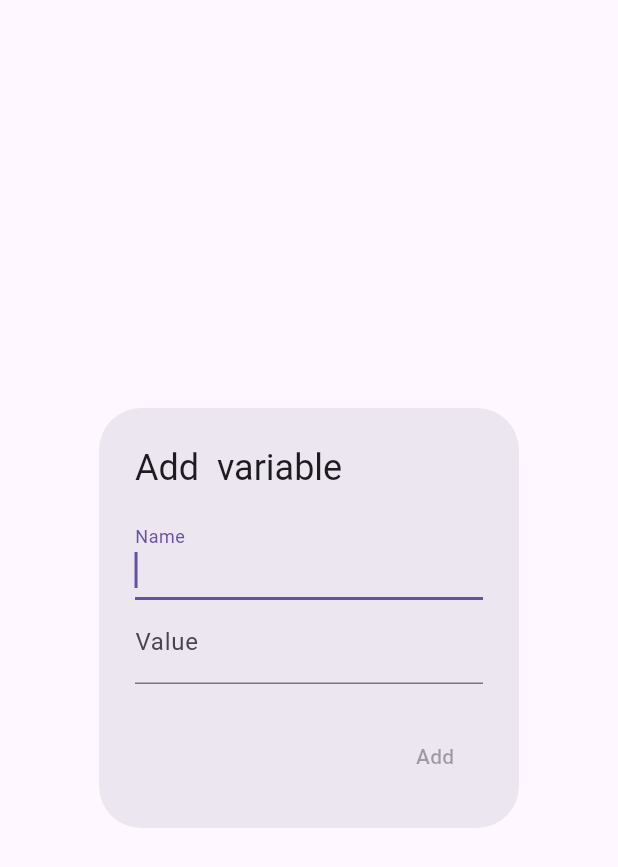
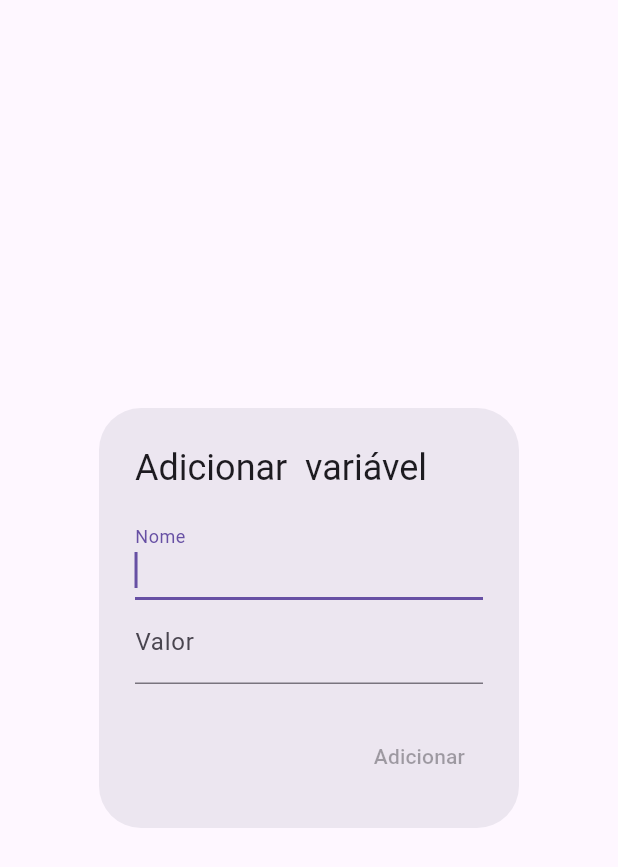
Before and after one commit to EduardoOPR/programing-project, a Flutter app: the AddNumberDialog widget shown alone on an empty page, opened directly, on a phone screen of 412 x 824 dp. Shown: the top 867 px of the screen. Run offline on Flutter 3.47's test engine with Material 3 defaults, Android fonts, the phone set to English and light mode, and no system bars; our stand-ins replace audioplayers, cloud_firestore, email_validator, firebase_auth, firebase_core, font_awesome_flutter and 2 more; missing offline and left inert: flutter_console_widget, zoom_widget; accounts and stored records are empty.

Commit message:
Traduções que estavam faltando foram feitas

```diff
--- a/lib/Views/programming_blocks/lib/base_sections/number/dialogs/add_number_dialog.dart
+++ b/lib/Views/programming_blocks/lib/base_sections/number/dialogs/add_number_dialog.dart
@@ -7,7 +7,7 @@ class AddNumberDialog extends VariableDialog<NumberConfigBlockModel> {
     Key? key,
   }) : super(
             key: key,
-            actionLabel: 'Add',
+            actionLabel: 'Adicionar',
             canvasDialog: false,
             validator: (value) {
               if (double.tryParse(value) == null) {
--- a/lib/Views/programming_blocks/lib/base_sections/number/dialogs/canvas_number_dialog.dart
+++ b/lib/Views/programming_blocks/lib/base_sections/number/dialogs/canvas_number_dialog.dart
@@ -9,10 +9,10 @@ class CanvasNumberDialog extends VariableDialog<double> {
             key: key,
             canvasDialog: true,
             defaultValue: defaultValue,
-            actionLabel: 'Modify',
+            actionLabel: 'Modificar',
             validator: (value) {
               if (double.tryParse(value) == null) {
-                return 'Only numbers allowed';
+                return 'Apenas números são permitidos';
               }
               return null;
             });
--- a/lib/Views/programming_blocks/lib/base_sections/number/dialogs/modify_number_dialog.dart
+++ b/lib/Views/programming_blocks/lib/base_sections/number/dialogs/modify_number_dialog.dart
@@ -8,12 +8,12 @@ class ModifyNumberDialog extends VariableDialog<ConfigurationBlockModel> {
     required this.onRemove,
   }) : super(
           key: key,
-          actionLabel: 'Modify',
+          actionLabel: 'Modificar',
           enableRemove: true,
           canvasDialog: false,
           validator: (value) {
             if (double.tryParse(value) == null) {
-              return 'Only numbers allowed';
+              return 'Apenas números são permitidos';
             }
             return null;
           },
--- a/lib/Views/programming_blocks/lib/base_sections/number/instances/number_instances_section.dart
+++ b/lib/Views/programming_blocks/lib/base_sections/number/instances/number_instances_section.dart
@@ -14,7 +14,7 @@ class NumberInstancesSection extends _NumberInstancesSection {
   }) : super(
           key: key,
           sectionData: CreationSectionData(
-            name: 'Number',
+            name: 'Número',
             color: color,
           ),
         );
--- a/lib/Views/programming_blocks/lib/base_sections/number/numbers_section.dart
+++ b/lib/Views/programming_blocks/lib/base_sections/number/numbers_section.dart
@@ -11,7 +11,7 @@ class NumbersSection extends _NumbersSection {
   }) : super(
           key: key,
           sectionData: CreationSectionData(
-            name: 'Números',
+            name: 'Variáveis',
             color: color ?? Colors.redAccent,
           ),
         );
--- a/lib/Views/programming_blocks/lib/example_sections/string/dialogs/add_string_dialog.dart
+++ b/lib/Views/programming_blocks/lib/example_sections/string/dialogs/add_string_dialog.dart
@@ -7,7 +7,7 @@ class AddStringDialog extends VariableDialog<StringConfigBlockModel> {
     Key? key,
   }) : super(
             key: key,
-            actionLabel: 'Add',
+            actionLabel: 'Adicionar',
             canvasDialog: false,
             validator: (value) {
               return null;
--- a/lib/Views/programming_blocks/lib/example_sections/string/dialogs/canvas_string_dialog.dart
+++ b/lib/Views/programming_blocks/lib/example_sections/string/dialogs/canvas_string_dialog.dart
@@ -10,7 +10,7 @@ class CanvasStringDialog extends VariableDialog {
             key: key,
             canvasDialog: true,
             defaultValue: defaultValue,
-            actionLabel: 'Modify',
+            actionLabel: 'Modificar',
             validator: (value) {
               return null;
             });
--- a/lib/Views/programming_blocks/lib/example_sections/string/dialogs/modify_string_dialog.dart
+++ b/lib/Views/programming_blocks/lib/example_sections/string/dialogs/modify_string_dialog.dart
@@ -8,7 +8,7 @@ class ModifyStringDialog extends VariableDialog<ConfigurationBlockModel> {
     required this.onRemove,
   }) : super(
           key: key,
-          actionLabel: 'Modify',
+          actionLabel: 'Modificar',
           enableRemove: true,
           canvasDialog: false,
           validator: (value) {
--- a/lib/Views/programming_blocks/lib/function_section/add_modify_function_dialog.dart
+++ b/lib/Views/programming_blocks/lib/function_section/add_modify_function_dialog.dart
@@ -60,13 +60,13 @@ class AddModifyFunctionDialog extends StatelessWidget {
 
     switch (_dialogType) {
       case DialogType.add:
-        title = 'Add function';
+        title = 'Adicionar função';
         break;
       case DialogType.modify:
         if (isMainCanvas && drawMainScope == false) {
-          title = 'Modify canvas';
+          title = 'Modificar canvas';
         } else {
-          title = 'Modify function';
+          title = 'Modificar função';
         }
         break;
       default:
@@ -84,13 +84,13 @@ class AddModifyFunctionDialog extends StatelessWidget {
                   return TextField(
                     decoration: const InputDecoration(
                       label: Text(
-                        'Name',
+                        'Nome',
                       ),
                     ),
                     controller: nameController,
                     onChanged: (value) {
                       if (value.isEmpty) {
-                        nameErrorNotifier.value = 'Empty value not allowed';
+                        nameErrorNotifier.value = 'Valor vazio não é aceito';
                       } else {
                         nameErrorNotifier.value = null;
                       }
@@ -105,16 +105,17 @@ class AddModifyFunctionDialog extends StatelessWidget {
                   keyboardType: TextInputType.number,
                   decoration: InputDecoration(
                     label: const Text(
-                      'Width',
+                      'Largura',
                     ),
                     errorText: valueError,
                   ),
                   controller: widthController,
                   onChanged: (value) {
                     if (value.isEmpty) {
-                      widthErrorNotifier.value = 'Empty value not allowed';
+                      widthErrorNotifier.value = 'Valor vazio não é aceito';
                     } else if (double.tryParse(value) == null) {
-                      widthErrorNotifier.value = 'Only numbers allowed';
+                      widthErrorNotifier.value =
+                          'Apenas números são permitidos';
                     } else {
                       widthErrorNotifier.value = null;
                     }
@@ -129,16 +130,17 @@ class AddModifyFunctionDialog extends StatelessWidget {
                   keyboardType: TextInputType.number,
                   decoration: InputDecoration(
                     label: const Text(
-                      'Height',
+                      'Altura',
                     ),
                     errorText: valueError,
                   ),
                   controller: heightController,
                   onChanged: (value) {
                     if (value.isEmpty) {
-                      widthErrorNotifier.value = 'Empty value not allowed';
+                      widthErrorNotifier.value = 'Valor vazio não é aceito';
                     } else if (double.tryParse(value) == null) {
-                      widthErrorNotifier.value = 'Only numbers allowed';
+                      widthErrorNotifier.value =
+                          'Apenas números são permitidos';
                     } else {
                       widthErrorNotifier.value = null;
                     }
@@ -155,7 +157,8 @@ class AddModifyFunctionDialog extends StatelessWidget {
                   valueListenable: enableAddModifyNotifier,
                   builder: (context, enable, _) {
                     return TextButton(
-                      child: Text(_dialogType == DialogType.add ? 'Add' : 'Ok'),
+                      child: Text(
+                          _dialogType == DialogType.add ? 'Adicionar' : 'Ok'),
                       onPressed: enable
                           ? () {
                               if (_dialogType == DialogType.add) {
@@ -207,7 +210,7 @@ class AddModifyFunctionDialog extends StatelessWidget {
                             }
                           : null,
                       child: const Text(
-                        'Modify',
+                        'Modificar',
                       ),
                     );
                   }),
@@ -222,7 +225,7 @@ class AddModifyFunctionDialog extends StatelessWidget {
                     Navigator.of(context).pop();
                   },
                   child: const Text(
-                    'Remove',
+                    'Remover',
                   ),
                 ),
             ],
--- a/lib/Views/programming_blocks/lib/ui/creation_panel/creation_panel.dart
+++ b/lib/Views/programming_blocks/lib/ui/creation_panel/creation_panel.dart
@@ -191,7 +191,8 @@ class _PanelState extends State<_Panel> {
 
     WidgetsBinding.instance.addPostFrameCallback((_) async {
       columnSize =
-          (globalKey.currentContext!.findRenderObject()! as RenderBox).size;
+          (globalKey.currentContext!.findRenderObject()! as RenderBox).size *
+              1.05;
       setState(() {});
     });
   }
@@ -244,7 +245,7 @@ class _PanelState extends State<_Panel> {
                     Padding(
                       padding: const EdgeInsets.symmetric(vertical: 4.0),
                       child: SizedBox(
-                        width: columnSize!.width * 1.3,
+                        width: columnSize?.width,
                         child: SingleChildScrollView(
                           child: Column(
                             key: globalKey,
--- a/lib/Views/programming_blocks/lib/ui/creation_panel/section/types/typed_section.dart
+++ b/lib/Views/programming_blocks/lib/ui/creation_panel/section/types/typed_section.dart
@@ -63,7 +63,7 @@ abstract class TypedSection extends CreationSection {
                         : Padding(
                             padding: const EdgeInsets.symmetric(vertical: 8.0),
                             child: Text(
-                              'Add ${_creationData.name}',
+                              'Adicionar ${_creationData.name}',
                               style: TextStyle(
                                 color: _creationData.color,
                               ),
--- a/lib/Views/programming_blocks/lib/ui/variable_dialog/variable_dialog.dart
+++ b/lib/Views/programming_blocks/lib/ui/variable_dialog/variable_dialog.dart
@@ -62,7 +62,7 @@ abstract class VariableDialog<T> extends StatelessWidget {
       enableAddModifyNotifier.value = true;
     }
     return AlertDialog(
-      title: Text('$actionLabel  ${canvasDialog ? 'value' : 'variable'}'),
+      title: Text('$actionLabel  ${canvasDialog ? 'valor' : 'variável'}'),
       content: Column(
         mainAxisSize: MainAxisSize.min,
         children: [
@@ -77,13 +77,13 @@ abstract class VariableDialog<T> extends StatelessWidget {
                   },
                   decoration: const InputDecoration(
                     label: Text(
-                      'Name',
+                      'Nome',
                     ),
                   ),
                   controller: nameController,
                   onChanged: (value) {
                     if (value.isEmpty) {
-                      nameErrorNotifier.value = 'Empty value not allowed';
+                      nameErrorNotifier.value = 'Valor vazio não é permitido';
                     } else {
                       nameErrorNotifier.value = null;
                     }
@@ -100,7 +100,7 @@ abstract class VariableDialog<T> extends StatelessWidget {
                   keyboardType: TextInputType.number,
                   decoration: InputDecoration(
                     label: const Text(
-                      'Value',
+                      'Valor',
                     ),
                     errorText: valueError,
                   ),
@@ -110,7 +110,7 @@ abstract class VariableDialog<T> extends StatelessWidget {
                   },
                   onChanged: (value) {
                     if (value.isEmpty) {
-                      valueErrorNotifier.value = 'Empty value not allowed';
+                      valueErrorNotifier.value = 'Valor vazio não é permitido';
                     } else {
                       valueErrorNotifier.value = validator(value);
                     }
@@ -128,7 +128,7 @@ abstract class VariableDialog<T> extends StatelessWidget {
               Navigator.of(context).pop();
             },
             child: const Text(
-              'Remove',
+              'Remover',
             ),
           ),
         ValueListenableBuilder<bool>(
```
Also changed, not shown: lib/Views/screens/ProgrammingBlocksView.dart (+5 -4 lines), lib/example_algorithms/calculator_algorithm.dart (+2 -1 lines).
